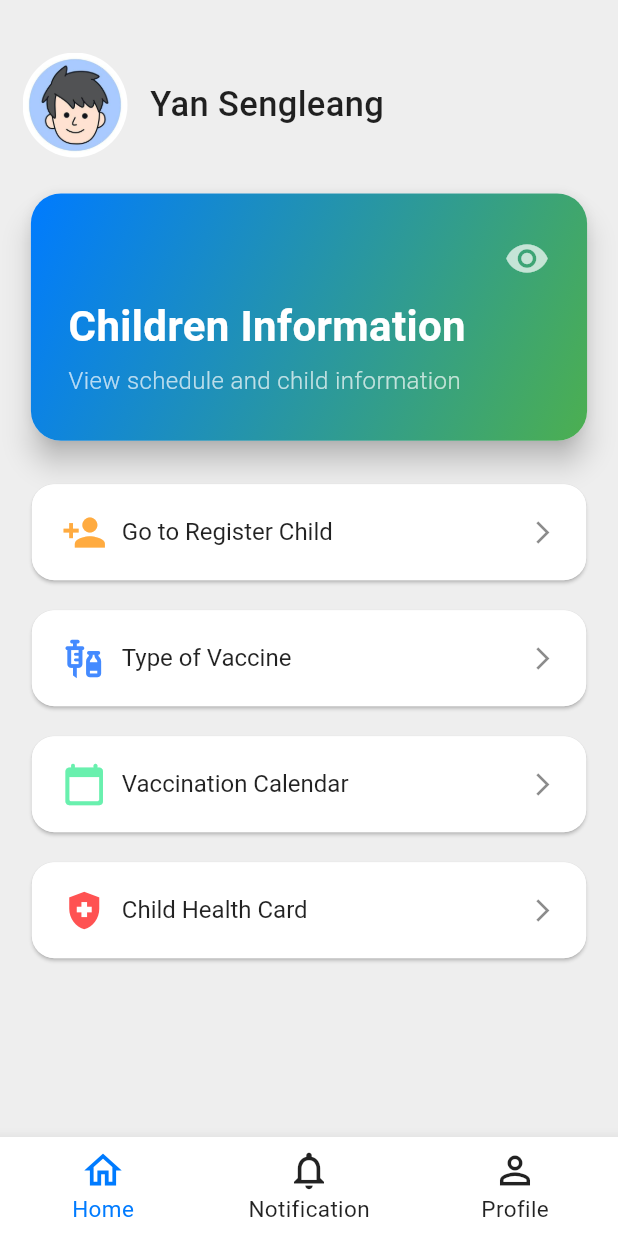
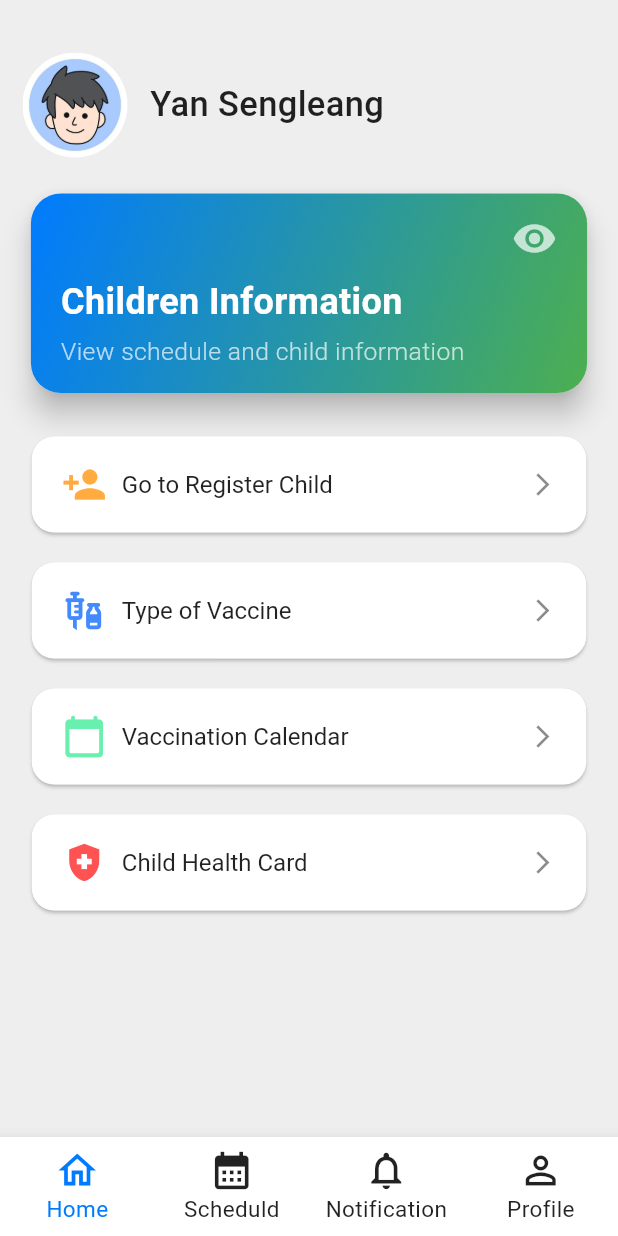
Before and after one commit to Sengleang99/child-health, a Flutter app: the NavigateScreen screen opened directly, after a tap on "Type of Vaccine", on a phone screen of 412 x 824 dp. Run offline on Flutter 3.47's test engine with Material 3 defaults, Android fonts, the phone set to English and light mode, and no system bars; our stand-ins replace firebase_core; missing offline and left inert: swipeable_page_route; accounts and stored records are empty.

Commit message:
motify screen commit

```diff
--- a/lib/screens/child_detail.dart
+++ b/lib/screens/child_detail.dart
@@ -21,9 +21,9 @@ class Child_Detail  extends StatelessWidget {
     return Scaffold(
       appBar: AppBar(
         title: const Text(
-          "Children Details",
+          "Details",
           style: TextStyle(
-            fontSize: 23,
+            fontSize: 18,
             fontWeight: FontWeight.w400,
             color: Colors.white,
           ),
@@ -31,6 +31,7 @@ class Child_Detail  extends StatelessWidget {
         backgroundColor: const Color(0xFF007BFF),
         iconTheme: const IconThemeData(color: Colors.white),
         elevation: 0,
+        centerTitle: true,
         leading: IconButton(
           icon: const Icon(Icons.arrow_back, color: Colors.white),
           onPressed: () {
--- a/lib/screens/homescreen.dart
+++ b/lib/screens/homescreen.dart
@@ -16,27 +16,23 @@ class HomeScreen extends StatefulWidget {
 class _HomeScreenState extends State<HomeScreen> {
   @override
   Widget build(BuildContext context) {
-    final screenWidth = MediaQuery.of(context).size.width;
-    final screenHeight = MediaQuery.of(context).size.height;
 
-    return SingleChildScrollView(
+    return const SingleChildScrollView(
       child: SafeArea(
         child: Column(
           children: [
-            const profile_widget(),
-            const SizedBox(height: 20),
+            profile_widget(),
+            SizedBox(height: 20),
             infor_child_widget(
-                screenWidth: screenWidth,
-                screenHeight: screenHeight
             ),
-            const SizedBox(height: 25),
-            const button_register_widget(),
-            const SizedBox(height: 20,),
-            const button_type_vaccine(),
-            const SizedBox(height: 20,),
-            const button_calendar_widget(),
-            const SizedBox(height: 20,),
-            const child_healthcard_widget(),
+            SizedBox(height: 25),
+            button_register_widget(),
+            SizedBox(height: 20,),
+            button_type_vaccine(),
+            SizedBox(height: 20,),
+            button_calendar_widget(),
+            SizedBox(height: 20,),
+            child_healthcard_widget(),
           ],
         ),
       ),
--- a/lib/screens/navigate.dart
+++ b/lib/screens/navigate.dart
@@ -1,3 +1,4 @@
+import 'package:child_hearth/screens/schedule.dart';
 import 'package:flutter/material.dart';
 import 'package:child_hearth/screens/homescreen.dart';
 import 'package:child_hearth/screens/notification.dart';
@@ -17,6 +18,7 @@ class _NavigateState extends State<NavigateScreen> {
 
   final List<Widget> _pages = [
     const HomeScreen(),
+    const ScheduleScreen(),
     const NotificationScreen(),
     const ProfileScreen(),
   ];
@@ -53,6 +55,10 @@ class _NavigateState extends State<NavigateScreen> {
             label: 'Home',
           ),
           BottomNavigationBarItem(
+            icon: Icon(Icons.calendar_month, size: 30),
+            label: 'Scheduld',
+          ),
+          BottomNavigationBarItem(
             icon: Icon(Icons.notifications_none, size: 30),
             label: 'Notification',
           ),
--- a/lib/screens/profile.dart
+++ b/lib/screens/profile.dart
@@ -1,5 +1,4 @@
-import 'package:child_hearth/widgets/profile/button_kid_widget.dart';
-import 'package:child_hearth/widgets/profile/button_logout_widget.dart';
+import 'package:child_hearth/widgets/profile/card_profile_widget.dart';
 import 'package:child_hearth/widgets/profile/profile_name_widget.dart';
 import 'package:flutter/material.dart';
 
@@ -13,15 +12,13 @@ class ProfileScreen extends StatefulWidget {
 class _ProfileScreenState extends State<ProfileScreen> {
   @override
   Widget build(BuildContext context) {
-    return const SafeArea(
+    return const  SafeArea(
       child: SingleChildScrollView( // Added to handle scrolling
         child: Column(
           children: [
             profile_name_widget(),
             SizedBox(height: 30),
-            button_kid_widget(),
-            SizedBox(height: 20,),
-            button_logout_widget(),
+            card_profile_widget()
           ],
         ),
       ),
--- a/lib/screens/schedule.dart
+++ b/lib/screens/schedule.dart
@@ -1,3 +1,4 @@
+import 'package:child_hearth/widgets/schedule/card_schedule_widget.dart';
 import 'package:flutter/material.dart';
 
 class ScheduleScreen extends StatelessWidget {
@@ -5,16 +6,25 @@ class ScheduleScreen extends StatelessWidget {
 
   @override
   Widget build(BuildContext context) {
-    return Scaffold(
-      appBar: AppBar(
-        title: const Text(
-          "Schedule",
-          style: TextStyle(color: Colors.white),
+    return const Padding(
+      padding: EdgeInsets.only(top: 50, right: 25, left: 25),
+      child: SingleChildScrollView(
+        child: Column(
+          children: [
+            Text(
+                "Calendar", style: TextStyle(
+              fontWeight: FontWeight.bold,
+              fontSize: 24,
+              color: Colors.lightBlueAccent),
+            ),
+            SizedBox(height: 20,),
+            // child 1
+            CardScheduleWidget(),
+            SizedBox(height: 15,),
+            CardScheduleWidget(),
+            // child 2
+          ],
         ),
-        backgroundColor: const Color(0xFF007BFF),
-      ),
-      body: const Center(
-        child: Text("Welcome to the Schedule Screen!"),
       ),
     );
   }
--- a/lib/widgets/homescreen/button_type_vaccine_widget.dart
+++ b/lib/widgets/homescreen/button_type_vaccine_widget.dart
@@ -1,4 +1,6 @@
+import 'package:child_hearth/screens/type_of_vaccine.dart';
 import 'package:flutter/material.dart';
+import 'package:swipeable_page_route/swipeable_page_route.dart';
 
 class button_type_vaccine extends StatelessWidget {
   const button_type_vaccine({
@@ -9,7 +11,9 @@ class button_type_vaccine extends StatelessWidget {
   Widget build(BuildContext context) {
     return ElevatedButton(
       onPressed: () {
-        print('object');
+        Navigator.of(context).push(SwipeablePageRoute(
+          builder: (BuildContext context) => TypeOfVaccine(),
+        ));
       },
       style: ElevatedButton.styleFrom(
         backgroundColor: Colors.white, // White background
--- a/lib/widgets/homescreen/infor_child_widget.dart
+++ b/lib/widgets/homescreen/infor_child_widget.dart
@@ -1,76 +1,77 @@
 import 'package:child_hearth/screens/child_detail.dart';
-import 'package:child_hearth/screens/children_card.dart';
 import 'package:flutter/material.dart';
 import 'package:swipeable_page_route/swipeable_page_route.dart';
 
-class infor_child_widget   extends StatelessWidget {
-  const infor_child_widget  ({
-    super.key,
-    required this.screenWidth,
-    required this.screenHeight,
-  });
-
-  final double screenWidth;
-  final double screenHeight;
+class infor_child_widget extends StatelessWidget {
+  const infor_child_widget ({super.key});
 
   @override
   Widget build(BuildContext context) {
+    double screenWidth = MediaQuery.of(context).size.width;
+    double screenHeight = MediaQuery.of(context).size.height;
+
     return GestureDetector(
       onTap: () {
         Navigator.of(context).push(SwipeablePageRoute(
-          builder: (BuildContext context) => Child_Detail(),
+          builder: (BuildContext context) =>  Child_Detail(),
         ));
       },
       child: Card(
         shape: RoundedRectangleBorder(
-          borderRadius: BorderRadius.circular(20), // Smooth rounded corners
+          borderRadius: BorderRadius.circular(20),
         ),
-        elevation: 8, // More prominent shadow for depth
+        elevation: 8,
         child: Container(
+          width: screenWidth * 0.9,
+          constraints: BoxConstraints(
+            maxHeight: screenHeight * 0.25, // Adjusts height dynamically
+          ),
           decoration: BoxDecoration(
             gradient: const LinearGradient(
-              colors: [Color(0xFF007BFF), Color(0xFF4CAF50)], // Gradient colors
+              colors: [Color(0xFF007BFF), Color(0xFF4CAF50)],
               begin: Alignment.topLeft,
               end: Alignment.bottomRight,
             ),
             borderRadius: BorderRadius.circular(20),
           ),
-          child: SizedBox(
-            width: screenWidth * 0.9, // Card takes 90% of screen width
-            height: screenHeight * 0.2, // Card height is 20% of screen height
           child: Padding(
-              padding: const EdgeInsets.symmetric(horizontal: 25, vertical: 15),
+            padding: const EdgeInsets.symmetric(horizontal: 20, vertical: 15),
             child: Column(
-                mainAxisAlignment: MainAxisAlignment.center,
+              mainAxisSize: MainAxisSize.min, // Prevent overflow
               crossAxisAlignment: CrossAxisAlignment.start,
               children: [
-                  Align(
+                const Align(
                   alignment: Alignment.topRight,
-                    child: AnimatedContainer(
-                      duration: const Duration(milliseconds: 300),
-                      child: const Icon(
+                  child: Icon(
                     Icons.remove_red_eye,
                     color: Colors.white70,
                     size: 30,
                   ),
                 ),
-                  ),
-                  const SizedBox(height: 10), // Adds spacing between icon and text
-                  const Text(
+                const SizedBox(height: 10),
+                const Flexible(
+                  child: Text(
                     "Children Information",
                     style: TextStyle(
-                      fontSize: 28,
+                      fontSize: 24, // Adjust based on screen width
                       fontWeight: FontWeight.w600,
                       color: Colors.white,
                     ),
+                    overflow: TextOverflow.ellipsis,
+                    maxLines: 1,
                   ),
-                  const SizedBox(height: 5), // Small spacing between title and subtitle
-                  const Text(
+                ),
+                const SizedBox(height: 5),
+                Flexible(
+                  child: Text(
                     'View schedule and child information',
                     style: TextStyle(
-                      fontSize: 16,
+                      fontSize: screenWidth * 0.04, // Responsive font size
                       fontWeight: FontWeight.w300,
-                      color: Colors.white70, // Softer text color for contrast
+                      color: Colors.white70,
+                    ),
+                    overflow: TextOverflow.ellipsis,
+                    maxLines: 2,
                   ),
                 ),
               ],
@@ -78,7 +79,6 @@ class infor_child_widget   extends StatelessWidget {
           ),
         ),
       ),
-      ),
     );
   }
 }
--- a/lib/widgets/profile/button_kid_widget.dart
+++ /dev/null
@@ -1,58 +0,0 @@
-import 'package:flutter/material.dart';
-
-class button_kid_widget extends StatelessWidget {
-  const button_kid_widget({
-    super.key,
-  });
-
-  @override
-  Widget build(BuildContext context) {
-    return ElevatedButton(
-      onPressed: () {
-        print('Vaccination calendar button pressed');
-      },
-      style: ElevatedButton.styleFrom(
-        backgroundColor: Colors.white,
-        padding: const EdgeInsets.symmetric(vertical: 17, horizontal: 20),
-        textStyle: const TextStyle(
-          fontSize: 20,
-          fontWeight: FontWeight.w900,
-        ),
-        side: const BorderSide(
-          color: Colors.white60,
-          width: 1,
-        ),
-        shape: RoundedRectangleBorder(
-          borderRadius: BorderRadius.circular(15),
-        ),
-      ),
-      child: SizedBox(
-        width: MediaQuery.of(context).size.width * 0.8,
-        child: const Row(
-          mainAxisAlignment: MainAxisAlignment.center,
-          children: [
-            Icon(
-              Icons.child_care,
-              color: Colors.black87,
-              size: 30,
-            ),
-            SizedBox(width: 10),
-            Text(
-              'Child Detail',
-              style: TextStyle(
-                color: Colors.black87,
-                  fontSize: 16,
-                  fontWeight: FontWeight.w400
-              ),
-            ),
-            Spacer(),
-            Icon(
-              Icons.arrow_forward_ios,
-              color: Colors.black87,
-            ),
-          ],
-        ),
-      ),
-    );
-  }
-}
--- a/lib/widgets/profile/button_logout_widget.dart
+++ /dev/null
@@ -1,61 +0,0 @@
-import 'package:flutter/material.dart';
-
-class button_logout_widget extends StatelessWidget {
-  const button_logout_widget({
-    super.key,
-  });
-
-  @override
-  Widget build(BuildContext context) {
-    return ElevatedButton(
-      onPressed: () {
-        print('Vaccination calendar button pressed');
-      },
-      style: ElevatedButton.styleFrom(
-        backgroundColor: Colors.white,
-        padding: const EdgeInsets.symmetric(
-            vertical: 17,
-            horizontal: 20
-        ),
-        textStyle: const TextStyle(
-          fontSize: 20,
-          fontWeight: FontWeight.w900,
-        ),
-        side: const BorderSide(
-          color: Colors.white60,
-          width: 1,
-        ),
-        shape: RoundedRectangleBorder(
-          borderRadius: BorderRadius.circular(15),
-        ),
-      ),
-      child: SizedBox(
-        width: MediaQuery.of(context).size.width * 0.8,
-        child: const Row(
-          mainAxisAlignment: MainAxisAlignment.center,
-          children: [
-            Icon(
-              Icons.logout,
-              color: Colors.redAccent,
-              size: 30,
-            ),
-            SizedBox(width: 10),
-            Text(
-              'Log out',
-              style: TextStyle(
-                color: Colors.redAccent,
-                  fontSize: 16,
-                  fontWeight: FontWeight.w400
-              ),
-            ),
-            Spacer(),
-            Icon(
-              Icons.arrow_forward_ios,
-              color: Colors.redAccent,
-            ),
-          ],
-        ),
-      ),
-    );
-  }
-}
--- /dev/null
+++ b/lib/widgets/profile/card_profile_widget.dart
@@ -0,0 +1,72 @@
+import 'package:flutter/material.dart';
+
+class card_profile_widget extends StatelessWidget {
+  const card_profile_widget({
+    super.key,
+  });
+
+  Widget _buildProfileOption ({
+    required IconData icon,
+    required String title,
+    required VoidCallback onPressed,
+    Color iconColor = Colors.black45,
+    Color textColor = Colors.black54,
+}) {
+  return Column(
+    children: [
+      TextButton(
+          onPressed:(){},
+          child: Row(
+            children: [
+              Icon(icon, color: iconColor),
+              const SizedBox(width: 15,),
+              Text(
+                title,
+                style: const TextStyle(
+                    fontSize: 16,
+                    color: Colors.black54
+                ),
+              ),
+              const Divider(height: 20, thickness: 1, color: Colors.grey),
+            ],
+          )
+      ),
+    ],
+  );
+}
+
+  @override
+  Widget build(BuildContext context) {
+    return Card(
+      margin: const EdgeInsets.symmetric(vertical: 8, horizontal: 16),
+      elevation: 1,
+      shape: RoundedRectangleBorder(
+        borderRadius: BorderRadius.circular(12),
+      ),
+      child: Padding(
+        padding: const EdgeInsets.all(10.0),
+        child: Column(
+          children: [
+            _buildProfileOption(
+                icon: Icons.settings,
+                title: "Setting",
+                onPressed: (){}
+            ),
+            _buildProfileOption(
+                icon: Icons.child_care,
+                title: "Children",
+                onPressed: (){}
+            ),
+            _buildProfileOption(
+                icon: Icons.logout,
+                title: "Log out",
+                iconColor: Colors.redAccent,
+                textColor: Colors.redAccent,
+                onPressed: (){}
+            )
+          ],
+        ),
+      ),
+    );
+  }
+}
--- /dev/null
+++ b/lib/widgets/schedule/card_schedule_widget.dart
@@ -0,0 +1,96 @@
+import 'package:flutter/material.dart';
+
+class CardScheduleWidget extends StatelessWidget {
+  const CardScheduleWidget({
+    super.key,
+  });
+
+  @override
+  Widget build(BuildContext context) {
+    return Card(
+      child: Padding(
+        padding: const EdgeInsets.all(10.0),
+        child: Column(
+          children: [
+            Row(
+              children: [
+                ClipRRect(
+                  borderRadius: BorderRadius.circular(50),
+                  child: Image.asset(
+                    "assets/icons/avatar-man-icon-cartoon-male-pro.png",
+                    height: 60,
+                    width: 60,
+                    fit: BoxFit.cover,
+
+                  ),
+                ),
+                const SizedBox(height: 20,),
+                const Text("Yan Sengleang", style: TextStyle(
+                    color: Colors.black87,
+                    fontSize: 18,
+                    fontWeight: FontWeight.w500),
+                )
+              ],
+            ),
+            const Padding(
+              padding: EdgeInsets.all(15.0),
+              child: Row(
+                children: [
+                  Icon(Icons.calendar_month,size: 20,color: Colors.grey,),
+                  SizedBox(width: 5,),
+                  Text("Monday,Aug,2025",style: TextStyle(
+                      fontSize: 13,
+                      color: Colors.black54,
+                      fontWeight: FontWeight.w400
+                  ),),
+                  Spacer(),
+                  Icon(Icons.watch_later_outlined,size: 20,color: Colors.grey,),
+                  SizedBox(width: 5,),
+                  Text("8:00 - 5:00pm",style: TextStyle(
+                      fontSize: 13,
+                      color: Colors.black54,
+                      fontWeight: FontWeight.w400
+                  ),),
+                ],
+              ),
+            ),
+            Row(
+              children: [
+                ElevatedButton(
+                  onPressed: (){},
+                  style: ElevatedButton.styleFrom(
+                    backgroundColor: Colors.redAccent,
+                    padding: const EdgeInsets.symmetric(
+                        vertical: 10,
+                        horizontal: 45
+                    ),
+                  ),
+                  child: const Text(
+                    "Cancel", style: TextStyle(fontSize: 16, color: Colors.white),),
+                ),
+                const Spacer(),
+                ElevatedButton(
+                  onPressed: (){},
+                  style: ElevatedButton.styleFrom(
+                    backgroundColor: Colors.white,
+                    padding: const EdgeInsets.symmetric(
+                        vertical: 10,
+                        horizontal: 40
+                    ),
+                    side: const BorderSide(
+                      color: Colors.grey, // Blue border
+                      width: 1, // Border width
+                    ),
+                  ),
+                  child: const Text(
+                    "Reschedule", style: TextStyle(fontSize: 16,color: Colors.black87),),
+                ),
+              ],
+
+            )
+          ],
+        ),
+      ),
+    );
+  }
+}
```
Also changed, not shown: lib/screens/children_card.dart (deleted, +0 -156 lines), lib/screens/form_register_child.dart (+4 -3 lines), lib/screens/type_of_vaccine.dart (added, +103 -0 lines), 1 other file. Lines whose indentation alone changed are shown as unchanged.
